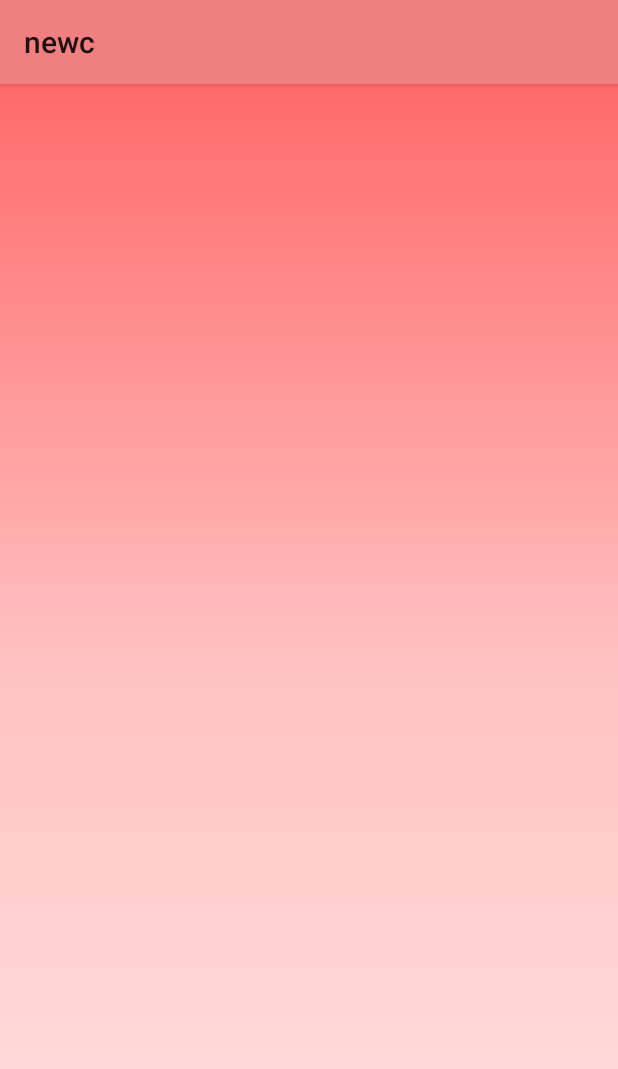
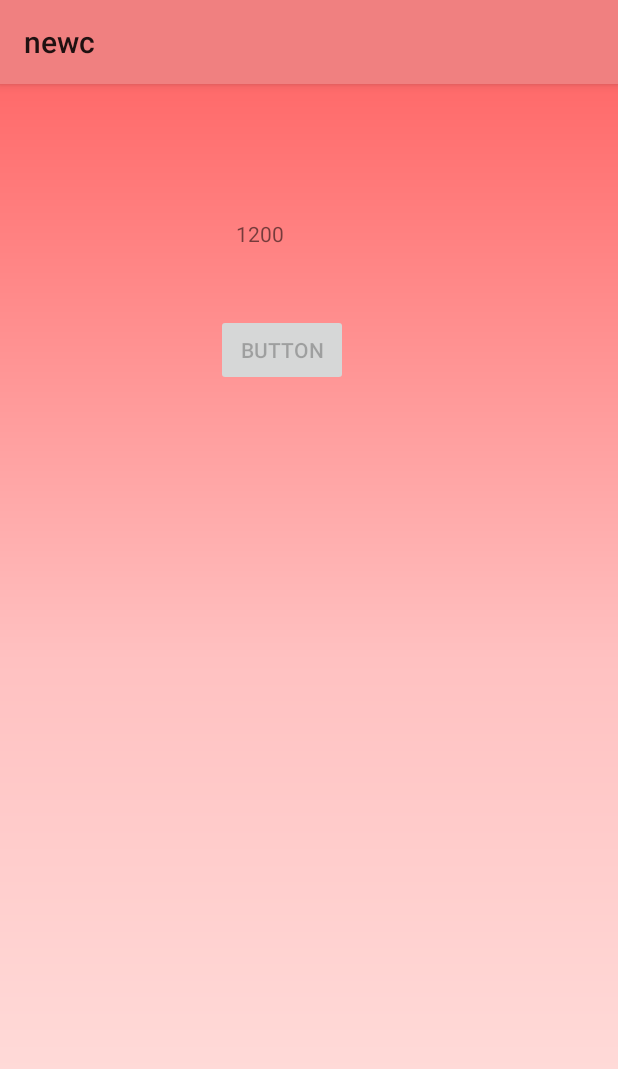
Before and after one commit to alisamioglu/NewProjeGitHub1, an Android app: the Aidat screen opened directly, with no data from a screen before it, on a phone screen of 412 x 824 dp. Shown: the top 1069 px of the screen. Run offline under Robolectric (Android 15) with nearby library versions, the phone set to English and light mode, and no system bars; our stand-ins replace Firebase (no records; nobody signed in at launch, a user with empty details on screens opened directly).

Commit message:
tasarım yapıldı

```diff
--- a/app/src/main/java/com/samioglu/newc/Aidat.kt
+++ b/app/src/main/java/com/samioglu/newc/Aidat.kt
@@ -2,10 +2,127 @@ package com.samioglu.newc
 
 import androidx.appcompat.app.AppCompatActivity
 import android.os.Bundle
+import android.widget.Button
+import android.widget.TextView
+import android.widget.Toast
+import com.google.firebase.auth.FirebaseAuth
+import com.google.firebase.database.DataSnapshot
+import com.google.firebase.database.DatabaseError
+import com.google.firebase.database.DatabaseReference
+import com.google.firebase.database.FirebaseDatabase
+import com.google.firebase.database.ValueEventListener
+import java.util.Calendar
+import kotlin.math.min
 
 class Aidat : AppCompatActivity() {
+
+    private val PAYMENT_AMOUNT = 100L
+    private val TOTAL_MONTHS = 12
+    private val PAYMENT_INTERVAL = 120000L // 2 dakika (2 * 60 * 1000)
+
+    private lateinit var databaseRef: DatabaseReference
+    private lateinit var auth: FirebaseAuth
+
+    private lateinit var balanceTextView: TextView
+    private lateinit var paymentButton: Button
+
     override fun onCreate(savedInstanceState: Bundle?) {
         super.onCreate(savedInstanceState)
         setContentView(R.layout.activity_aidat)
+
+        databaseRef = FirebaseDatabase.getInstance().reference
+        auth = FirebaseAuth.getInstance()
+
+        val currentUser = auth.currentUser
+        val userId = currentUser?.uid
+
+        balanceTextView = findViewById(R.id.textView)
+        paymentButton = findViewById(R.id.button3)
+
+        if (userId != null) {
+            val userRef = databaseRef.child("users").child(userId)
+            userRef.addListenerForSingleValueEvent(object : ValueEventListener {
+                override fun onDataChange(snapshot: DataSnapshot) {
+                    val balance = snapshot.child("balance").getValue(Long::class.java)
+                    val lastPaymentTimestamp = snapshot.child("lastPaymentTimestamp").getValue(Long::class.java)
+                    val currentMonth = snapshot.child("currentMonth").getValue(Int::class.java)
+
+                    if (balance != null && lastPaymentTimestamp != null && currentMonth != null) {
+                        val currentTime = Calendar.getInstance().timeInMillis
+                        val elapsedTime = currentTime - lastPaymentTimestamp
+
+                        if (elapsedTime >= PAYMENT_INTERVAL) {
+                            // Ödeme yapılması gereken süre geçti, yeni ödeme yapabilir
+                            val remainingMonths = calculateRemainingMonths(currentTime, lastPaymentTimestamp)
+                            val totalPayment = remainingMonths * PAYMENT_AMOUNT
+                            val remainingBalance = balance - totalPayment
+
+                            userRef.child("balance").setValue(remainingBalance)
+                            userRef.child("lastPaymentTimestamp").setValue(currentTime)
+                            userRef.child("currentMonth").setValue(currentMonth + remainingMonths)
+
+                            balanceTextView.text = remainingBalance.toString()
+
+                            if (currentMonth == 0) {
+                                // İlk ödeme durumunda sadece ödeme mesajını göster
+                                showInitialPaymentMessage(totalPayment, remainingBalance)
+                            } else {
+                                // Diğer ödemelerde ödeme mesajını göster
+                                showPaymentSuccessMessage(remainingMonths, totalPayment, remainingBalance)
+                            }
+
+                            // Ödeme yapıldıktan sonra butonu etkinleştir
+                            paymentButton.isEnabled = true
+                        } else {
+                            // Henüz ödeme yapılamaz, uyarı mesajını göster
+                            balanceTextView.text = balance.toString()
+                            paymentButton.isEnabled = false
+                            showPaymentWarningMessage(elapsedTime)
+                        }
+                    } else {
+                        // Kullanıcının bakiyesi, son ödeme zaman damgası veya mevcut ay henüz tanımlanmamış
+                        val initialBalance = 1200L
+                        val initialLastPaymentTimestamp = Calendar.getInstance().timeInMillis
+                        val initialCurrentMonth = 0
+
+                        userRef.child("balance").setValue(initialBalance)
+                        userRef.child("lastPaymentTimestamp").setValue(initialLastPaymentTimestamp)
+                        userRef.child("currentMonth").setValue(initialCurrentMonth)
+
+                        balanceTextView.text = initialBalance.toString()
+                        paymentButton.isEnabled = false
+                        showInitialPaymentMessage(initialBalance, initialBalance)
+                    }
+                }
+
+                override fun onCancelled(error: DatabaseError) {
+                    // Hata durumunda yapılacak işlemler
+                }
+            })
+        }
     }
+
+    private fun calculateRemainingMonths(currentTime: Long, lastPaymentTimestamp: Long): Int {
+        val elapsedTime = currentTime - lastPaymentTimestamp
+        val remainingMonths = (elapsedTime / PAYMENT_INTERVAL).toInt()
+        return min(remainingMonths, TOTAL_MONTHS)
+    }
+
+    private fun showPaymentSuccessMessage(remainingMonths: Int, totalPayment: Long, remainingBalance: Long) {
+        val message = "$remainingMonths adet aidat ödendi. Toplam ödeme miktarı: $totalPayment TL. Kalan bakiye: $remainingBalance TL."
+        Toast.makeText(this, message, Toast.LENGTH_LONG).show()
+    }
+
+    private fun showPaymentWarningMessage(elapsedTime: Long) {
+        val minutesRemaining = (PAYMENT_INTERVAL - elapsedTime) / 60000
+        val message = "Son ödemenizin üzerinden $minutesRemaining dakika geçmeden yeni ödeme yapamazsınız."
+        Toast.makeText(this, message, Toast.LENGTH_SHORT).show()
+    }
+
+    private fun showInitialPaymentMessage(totalPayment: Long, remainingBalance: Long) {
+        val message = "İlk ödemenizi yapmanız gerekmektedir. Ödeme miktarı: $totalPayment TL. Kalan bakiye: $remainingBalance TL."
+        Toast.makeText(this, message, Toast.LENGTH_SHORT).show()
+    }
+
+    // Diğer yardımcı fonksiyonlar...
 }
--- a/app/src/main/java/com/samioglu/newc/Duyuru.kt
+++ b/app/src/main/java/com/samioglu/newc/Duyuru.kt
@@ -87,6 +87,7 @@ class Duyuru : AppCompatActivity() {
                             val comment = document.get("comment") as String
                             val useremail = document.get("userEmail") as String
                             val downloadUrl = document.get("downloadUrl") as String
+
                             //val timestamp = document.get("date") as Timestamp
                             //val date = timestamp.toDate()
 
--- a/app/src/main/res/drawable/edittextarkaplan.xml
+++ b/app/src/main/res/drawable/edittextarkaplan.xml
@@ -1,5 +1,5 @@
 <?xml version="1.0" encoding="utf-8"?>
 <shape xmlns:android="http://schemas.android.com/apk/res/android">
 <corners android:radius="10dp"></corners>
-    <stroke android:color="@color/white" android:width="2dp"></stroke>
+    <stroke android:color="@color/black" android:width="2dp"></stroke>
 </shape>
--- a/app/src/main/res/drawable/message_box_bg.xml
+++ b/app/src/main/res/drawable/message_box_bg.xml
@@ -1,5 +1,5 @@
 <?xml version="1.0" encoding="utf-8"?>
 <shape xmlns:android="http://schemas.android.com/apk/res/android">
     <corners android:radius="10dp"></corners>
-    <stroke android:color="@color/mesaagebox" android:width="5dp"></stroke>
+    <stroke android:color="@color/black" android:width="5dp"></stroke>
 </shape>
--- a/app/src/main/res/layout/activity_aidat.xml
+++ b/app/src/main/res/layout/activity_aidat.xml
@@ -7,4 +7,23 @@
     android:background="@drawable/consarkaplan"
     tools:context=".Aidat">
 
+    <TextView
+        android:id="@+id/textView"
+        android:layout_width="wrap_content"
+        android:layout_height="wrap_content"
+        android:layout_marginStart="13dp"
+        android:layout_marginTop="90dp"
+        android:text="TextView"
+        app:layout_constraintStart_toStartOf="@+id/button3"
+        app:layout_constraintTop_toTopOf="parent" />
+
+    <Button
+        android:id="@+id/button3"
+        android:layout_width="wrap_content"
+        android:layout_height="wrap_content"
+        android:layout_marginStart="144dp"
+        android:layout_marginTop="44dp"
+        android:text="Button"
+        app:layout_constraintStart_toStartOf="parent"
+        app:layout_constraintTop_toBottomOf="@+id/textView" />
 </androidx.constraintlayout.widget.ConstraintLayout>
--- a/app/src/main/res/layout/activity_chat.xml
+++ b/app/src/main/res/layout/activity_chat.xml
@@ -4,7 +4,7 @@
     xmlns:tools="http://schemas.android.com/tools"
     android:layout_width="match_parent"
     android:layout_height="match_parent"
-    android:background="@drawable/consarkaplan"
+    android:background="@drawable/weyzap"
     tools:context=".ChatActivity">
 
     <androidx.recyclerview.widget.RecyclerView
@@ -37,8 +37,8 @@
         <ImageView
             android:id="@+id/sendButton"
             android:layout_width="50dp"
-            android:layout_height="50dp"
-            android:src="@drawable/pngegg33"
+            android:layout_height="60dp"
+            android:src="@drawable/pnnngegg"
             android:layout_weight="20"/>
 
 
--- a/app/src/main/res/layout/activity_duyuru.xml
+++ b/app/src/main/res/layout/activity_duyuru.xml
@@ -4,7 +4,7 @@
     xmlns:tools="http://schemas.android.com/tools"
     android:layout_width="match_parent"
     android:layout_height="match_parent"
-    android:background="@drawable/consarkaplan"
+    android:background="@drawable/duyurus"
     tools:context=".Duyuru">
 
     <androidx.recyclerview.widget.RecyclerView
--- a/app/src/main/res/layout/receive.xml
+++ b/app/src/main/res/layout/receive.xml
@@ -15,9 +15,10 @@
             android:id="@+id/txt_receive_message"
             android:layout_width="162dp"
             android:layout_height="wrap_content"
-
+            android:background="@color/sentcolor2"
             android:padding="10dp"
             android:text="Gelen Mesaj"
+            android:textColor="@color/black"
 
             android:textSize="18sp" />
 
--- a/app/src/main/res/layout/sent.xml
+++ b/app/src/main/res/layout/sent.xml
@@ -5,7 +5,7 @@
 
     <RelativeLayout
         android:layout_width="wrap_content"
-        android:background="@color/son"
+        android:background="@color/sentcolor"
         android:layout_alignParentRight="true"
         android:layout_marginRight="10dp"
         android:layout_marginTop="8dp"
@@ -18,7 +18,7 @@
 
             android:text="Gönderilen Mesaj"
             android:padding="10dp"
-            android:textColor="@color/white"
+            android:textColor="@color/black"
             android:textSize="18sp"/>
 
 
--- a/app/src/main/res/layout/user_layout.xml
+++ b/app/src/main/res/layout/user_layout.xml
@@ -1,7 +1,8 @@
 <?xml version="1.0" encoding="utf-8"?>
 <RelativeLayout xmlns:android="http://schemas.android.com/apk/res/android"
     android:layout_width="match_parent"
-    android:layout_height="wrap_content">
+    android:layout_height="wrap_content"
+    android:background="@color/sentcolor">
 
 
 
@@ -20,7 +21,7 @@
             android:layout_marginTop="5dp"
             android:layout_width="match_parent"
             android:layout_height="1dp"
-            android:background="@color/butoncolor"/>
+            android:background="@color/black"/>
 
 
 
--- a/app/src/main/res/values/colors.xml
+++ b/app/src/main/res/values/colors.xml
@@ -15,5 +15,8 @@
     <color name="textColor">#ffe7ba</color>
     <color name="butoncolor">#f08080</color>
     <color name="mesaagebox">#ff7f00</color>
+    <color name="sentcolor">#d9fdd3</color>
+    <color name="sentcolor2">#ffffff</color>
+    <color name="sentcolor3">#06cf9c</color>
 
 </resources>
```
Also changed, not shown: app/src/main/res/layout/recycler_row.xml (+9 -2 lines), app/src/main/res/drawable/arkaplanduyuru.jpg (added), app/src/main/res/drawable/duyuruarkap.jpg (added), app/src/main/res/drawable/duyurus.jpeg (added), app/src/main/res/drawable/haliarkap.jpeg (added), app/src/main/res/drawable/pnnngegg.png (added), app/src/main/res/drawable/weyzap.png (added), app/src/main/res/drawable/wparkaplan.jpg (added).
